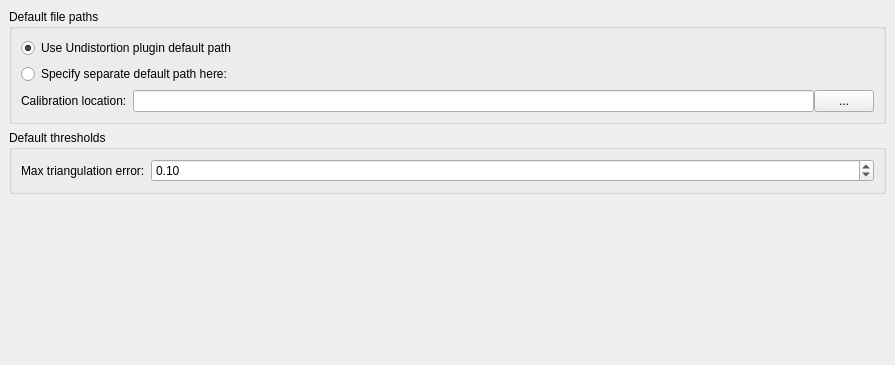
Qt form Code/Gui/MITK/Plugins/uk.ac.ucl.cmic.igisurfacerecon/src/internal/SurfaceReconViewPreferencePage.ui (NifTK/NifTK) before a commit; both pictures show x 0 to 895 and y 0 to 365 of the 895 by 817 pixel window.
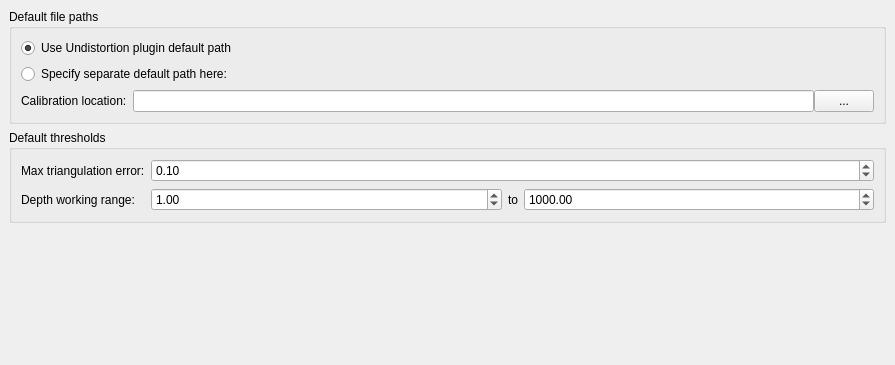
The same form after that commit.

Commit message: Bug #2513: use depth working range for stereomatching

What changed in the file:
```diff
--- a/Code/Gui/MITK/Plugins/uk.ac.ucl.cmic.igisurfacerecon/src/internal/SurfaceReconViewPreferencePage.ui
+++ b/Code/Gui/MITK/Plugins/uk.ac.ucl.cmic.igisurfacerecon/src/internal/SurfaceReconViewPreferencePage.ui
@@ -121,6 +121,62 @@
            </property>
           </widget>
          </item>
+         <item row="1" column="0">
+          <widget class="QLabel" name="label_3">
+           <property name="text">
+            <string>Depth working range:</string>
+           </property>
+          </widget>
+         </item>
+         <item row="1" column="1">
+          <layout class="QHBoxLayout" name="horizontalLayout_2">
+           <item>
+            <widget class="QDoubleSpinBox" name="m_MinDefaultDepthRangeSpinBox">
+             <property name="sizePolicy">
+              <sizepolicy hsizetype="Expanding" vsizetype="Fixed">
+               <horstretch>0</horstretch>
+               <verstretch>0</verstretch>
+              </sizepolicy>
+             </property>
+             <property name="maximum">
+              <double>999.000000000000000</double>
+             </property>
+             <property name="singleStep">
+              <double>0.500000000000000</double>
+             </property>
+             <property name="value">
+              <double>1.000000000000000</double>
+             </property>
+            </widget>
+           </item>
+           <item>
+            <widget class="QLabel" name="label_4">
+             <property name="text">
+              <string>to</string>
+             </property>
+             <property name="alignment">
+              <set>Qt::AlignCenter</set>
+             </property>
+            </widget>
+           </item>
+           <item>
+            <widget class="QDoubleSpinBox" name="m_MaxDefaultDepthRangeSpinBox">
+             <property name="sizePolicy">
+              <sizepolicy hsizetype="Expanding" vsizetype="Fixed">
+               <horstretch>0</horstretch>
+               <verstretch>0</verstretch>
+              </sizepolicy>
+             </property>
+             <property name="maximum">
+              <double>9999.000000000000000</double>
+             </property>
+             <property name="value">
+              <double>1000.000000000000000</double>
+             </property>
+            </widget>
+           </item>
+          </layout>
+         </item>
         </layout>
        </widget>
       </item>
```
The commit also changes 6 other files.
